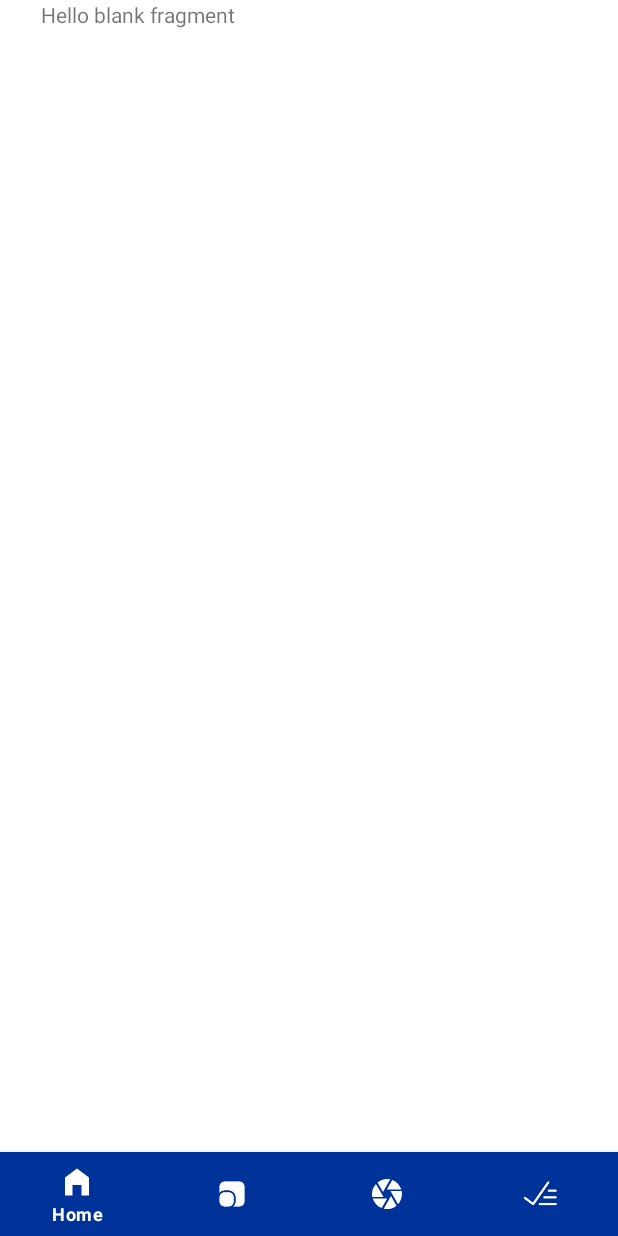
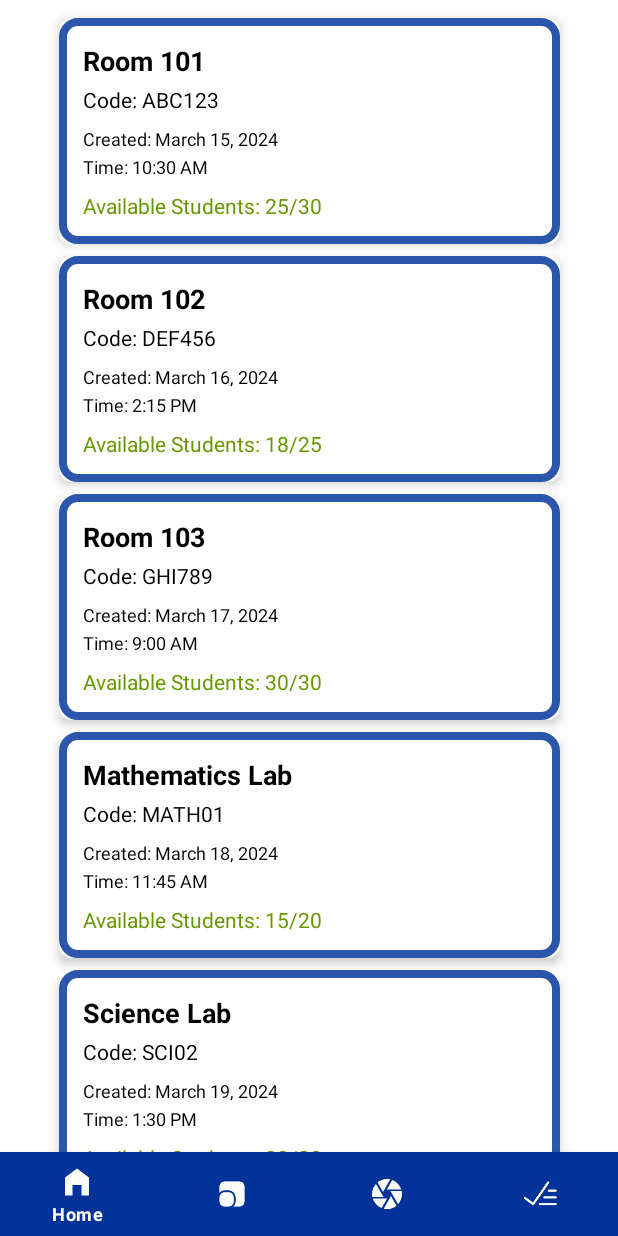
Before and after one commit to Jhonas028/SmartEssay, an Android app: the HomeFragment screen opened directly, with no data from a screen before it, on a phone screen of 412 x 824 dp. Run offline under Robolectric (Android 15) with nearby library versions, the phone set to English and light mode, and no system bars; Roboto replaces fonts that are not available here.

Commit message:
Added Recycler View

```diff
--- a/app/build.gradle
+++ b/app/build.gradle
@@ -36,6 +36,7 @@ dependencies {
     implementation libs.activity
     implementation libs.constraintlayout
     implementation libs.firebase.database
+    implementation libs.recyclerview
     testImplementation libs.junit
     androidTestImplementation libs.ext.junit
     androidTestImplementation libs.espresso.core
--- a/app/src/main/java/com/example/smartessay/Teacher_Fragments/HomeFragment.java
+++ b/app/src/main/java/com/example/smartessay/Teacher_Fragments/HomeFragment.java
@@ -2,17 +2,27 @@ package com.example.smartessay.Teacher_Fragments;
 
 import android.os.Bundle;
 
+import androidx.annotation.NonNull;
 import androidx.fragment.app.Fragment;
+import androidx.recyclerview.widget.LinearLayoutManager;
+import androidx.recyclerview.widget.RecyclerView;
 
 import android.view.LayoutInflater;
 import android.view.View;
 import android.view.ViewGroup;
+import android.widget.TextView;
 
 import com.example.smartessay.R;
+
+import java.util.ArrayList;
+import java.util.List;
 
 
 public class HomeFragment extends Fragment {
 
+    private RecyclerView recyclerView;
+    private RoomAdapter roomAdapter;
+    private List<Room> roomList;
 
     @Override
     public View onCreateView(LayoutInflater inflater, ViewGroup container,
@@ -20,6 +30,104 @@ public class HomeFragment extends Fragment {
         // Inflate the layout for this fragment
         View view = inflater.inflate(R.layout.fragment_home, container, false);
 
-        return  view;
+        // Initialize RecyclerView
+        recyclerView = view.findViewById(R.id.recycler_view_rooms);
+        recyclerView.setLayoutManager(new LinearLayoutManager(getContext()));
+
+        // Initialize room list with sample data
+        initializeRoomList();
+
+        // Set up adapter
+        roomAdapter = new RoomAdapter(roomList);
+        recyclerView.setAdapter(roomAdapter);
+
+        return view;
+    }
+
+    private void initializeRoomList() {
+        roomList = new ArrayList<>();
+
+        // Sample room data
+        roomList.add(new Room("Room 101", "ABC123", "March 15, 2024", "10:30 AM", 25, 30));
+        roomList.add(new Room("Room 102", "DEF456", "March 16, 2024", "2:15 PM", 18, 25));
+        roomList.add(new Room("Room 103", "GHI789", "March 17, 2024", "9:00 AM", 30, 30));
+        roomList.add(new Room("Mathematics Lab", "MATH01", "March 18, 2024", "11:45 AM", 15, 20));
+        roomList.add(new Room("Science Lab", "SCI02", "March 19, 2024", "1:30 PM", 22, 28));
+    }
+
+    // Room data model class
+    public static class Room {
+        private String roomName;
+        private String roomCode;
+        private String dateCreated;
+        private String timeCreated;
+        private int availableStudents;
+        private int totalStudents;
+
+        public Room(String roomName, String roomCode, String dateCreated,
+                    String timeCreated, int availableStudents, int totalStudents) {
+            this.roomName = roomName;
+            this.roomCode = roomCode;
+            this.dateCreated = dateCreated;
+            this.timeCreated = timeCreated;
+            this.availableStudents = availableStudents;
+            this.totalStudents = totalStudents;
+        }
+
+        // Getters
+        public String getRoomName() { return roomName; }
+        public String getRoomCode() { return roomCode; }
+        public String getDateCreated() { return dateCreated; }
+        public String getTimeCreated() { return timeCreated; }
+        public int getAvailableStudents() { return availableStudents; }
+        public int getTotalStudents() { return totalStudents; }
+    }
+
+    // RecyclerView Adapter
+    public static class RoomAdapter extends RecyclerView.Adapter<RoomAdapter.RoomViewHolder> {
+        private List<Room> roomList;
+
+        public RoomAdapter(List<Room> roomList) {
+            this.roomList = roomList;
+        }
+
+        @NonNull
+        @Override
+        public RoomViewHolder onCreateViewHolder(@NonNull ViewGroup parent, int viewType) {
+            View view = LayoutInflater.from(parent.getContext())
+                    .inflate(R.layout.teacher_room_item_layout, parent, false);
+            return new RoomViewHolder(view);
+        }
+
+        @Override
+        public void onBindViewHolder(@NonNull RoomViewHolder holder, int position) {
+            Room room = roomList.get(position);
+
+            holder.textRoomName.setText(room.getRoomName());
+            holder.textRoomCode.setText("Code: " + room.getRoomCode());
+            holder.textDateCreated.setText("Created: " + room.getDateCreated());
+            holder.textTimeCreated.setText("Time: " + room.getTimeCreated());
+            holder.textAvailableStudents.setText("Available Students: " +
+                    room.getAvailableStudents() + "/" + room.getTotalStudents());
+        }
+
+        @Override
+        public int getItemCount() {
+            return roomList.size();
+        }
+
+        public static class RoomViewHolder extends RecyclerView.ViewHolder {
+            TextView textRoomName, textRoomCode, textDateCreated, textTimeCreated, textAvailableStudents;
+
+            public RoomViewHolder(@NonNull View itemView) {
+                super(itemView);
+
+                textRoomName = itemView.findViewById(R.id.text_room_name);
+                textRoomCode = itemView.findViewById(R.id.text_room_code);
+                textDateCreated = itemView.findViewById(R.id.text_date_created);
+                textTimeCreated = itemView.findViewById(R.id.text_time_created);
+                textAvailableStudents = itemView.findViewById(R.id.text_available_students);
+            }
+        }
     }
 }
--- /dev/null
+++ b/app/src/main/res/drawable/blue_border_background.xml
@@ -0,0 +1,13 @@
+<?xml version="1.0" encoding="utf-8"?>
+<shape xmlns:android="http://schemas.android.com/apk/res/android"
+    android:shape="rectangle">
+
+    <stroke
+        android:width="5dp"
+        android:color="@color/back_blue" />
+
+    <solid android:color="@android:color/white" />
+
+    <corners android:radius="10dp" />
+
+</shape>
--- a/app/src/main/res/layout/fragment_home.xml
+++ b/app/src/main/res/layout/fragment_home.xml
@@ -3,12 +3,15 @@
     xmlns:tools="http://schemas.android.com/tools"
     android:layout_width="match_parent"
     android:layout_height="match_parent"
+    android:fitsSystemWindows="true"
     tools:context=".Teacher_Fragments.HomeFragment">
 
-    <!-- TODO: Update blank fragment layout -->
-    <TextView
+    <androidx.recyclerview.widget.RecyclerView
+        android:id="@+id/recycler_view_rooms"
         android:layout_width="match_parent"
         android:layout_height="match_parent"
-        android:text="@string/hello_blank_fragment" />
+        android:clipToPadding="false"
+        android:padding="8dp"
+        tools:listitem="@layout/teacher_room_item_layout" />
 
 </FrameLayout>
--- a/app/src/main/res/layout/fragment_room.xml
+++ b/app/src/main/res/layout/fragment_room.xml
@@ -5,16 +5,7 @@
     android:layout_height="match_parent"
     tools:context=".Teacher_Fragments.RoomFragment">
 
-    <!-- TODO: Update blank fragment layout -->
-    <TextView
-        android:layout_width="match_parent"
-        android:layout_height="match_parent"
-        android:text="@string/hello_blank_fragment" />
 
-    <Button
-        android:id="@+id/button"
-        android:layout_width="wrap_content"
-        android:layout_height="wrap_content"
-        android:text="Button" />
+
 
 </FrameLayout>
--- /dev/null
+++ b/app/src/main/res/layout/teacher_room_item_layout.xml
@@ -0,0 +1,73 @@
+<?xml version="1.0" encoding="utf-8"?>
+<androidx.cardview.widget.CardView xmlns:android="http://schemas.android.com/apk/res/android"
+    xmlns:app="http://schemas.android.com/apk/res-auto"
+    android:layout_width="match_parent"
+    android:layout_height="wrap_content"
+    android:layout_margin="4dp"
+    app:cardCornerRadius="8dp"
+    app:cardElevation="4dp"
+    android:clickable="true"
+    android:focusable="true"
+    android:foreground="?android:attr/selectableItemBackground"
+    app:strokeColor="@android:color/holo_blue_bright"
+    app:strokeWidth="2dp">
+
+    <LinearLayout
+        android:layout_width="match_parent"
+        android:layout_height="wrap_content"
+        android:orientation="vertical"
+        android:padding="16dp"
+        android:background="@drawable/blue_border_background">
+
+        <TextView
+            android:id="@+id/text_room_name"
+            android:layout_width="match_parent"
+            android:layout_height="wrap_content"
+            android:text="Room 101"
+            android:textSize="18sp"
+            android:textStyle="bold"
+            android:textColor="@android:color/black" />
+
+        <TextView
+            android:id="@+id/text_room_code"
+            android:layout_width="match_parent"
+            android:layout_height="wrap_content"
+            android:layout_marginTop="4dp"
+            android:text="Code: ABC123"
+            android:textSize="14sp"
+            android:textColor="@color/black"
+            android:hint="Room Code" />
+
+        <TextView
+            android:id="@+id/text_date_created"
+            android:layout_width="match_parent"
+            android:layout_height="wrap_content"
+            android:layout_marginTop="8dp"
+            android:text="Created: March 15, 2024"
+            android:textSize="12sp"
+            android:textColor="@android:color/black"
+            android:hint="Date Created" />
+
+        <TextView
+            android:id="@+id/text_time_created"
+            android:layout_width="match_parent"
+            android:layout_height="wrap_content"
+            android:layout_marginTop="2dp"
+            android:text="Time: 10:30 AM"
+            android:textSize="12sp"
+            android:textColor="@color/black"
+            android:hint="Time Created" />
+
+        <TextView
+            android:id="@+id/text_available_students"
+            android:layout_width="match_parent"
+            android:layout_height="wrap_content"
+            android:layout_marginTop="8dp"
+            android:text="Available Students: 25/30"
+            android:textSize="14sp"
+            android:textColor="@android:color/holo_green_dark"
+            android:hint="Available Students" />
+
+    </LinearLayout>
+
+</androidx.cardview.widget.CardView>
--- a/gradle/libs.versions.toml
+++ b/gradle/libs.versions.toml
@@ -9,6 +9,7 @@ activity = "1.10.1"
 constraintlayout = "2.2.1"
 googleGmsGoogleServices = "4.4.3"
 firebaseDatabase = "21.0.0"
+recyclerview = "1.4.0"
 
 [libraries]
 junit = { group = "junit", name = "junit", version.ref = "junit" }
@@ -19,6 +20,7 @@ material = { group = "com.google.android.material", name = "material", version.r
 activity = { group = "androidx.activity", name = "activity", version.ref = "activity" }
 constraintlayout = { group = "androidx.constraintlayout", name = "constraintlayout", version.ref = "constraintlayout" }
 firebase-database = { group = "com.google.firebase", name = "firebase-database", version.ref = "firebaseDatabase" }
+recyclerview = { group = "androidx.recyclerview", name = "recyclerview", version.ref = "recyclerview" }
 
 [plugins]
 android-application = { id = "com.android.application", version.ref = "agp" }
```
